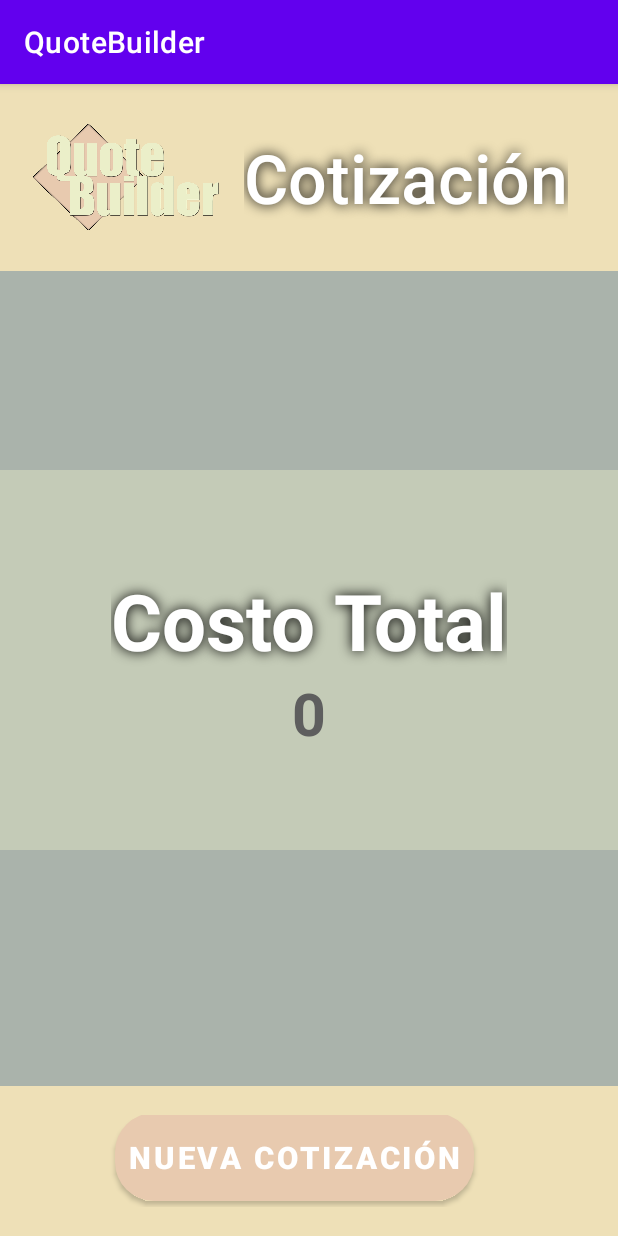
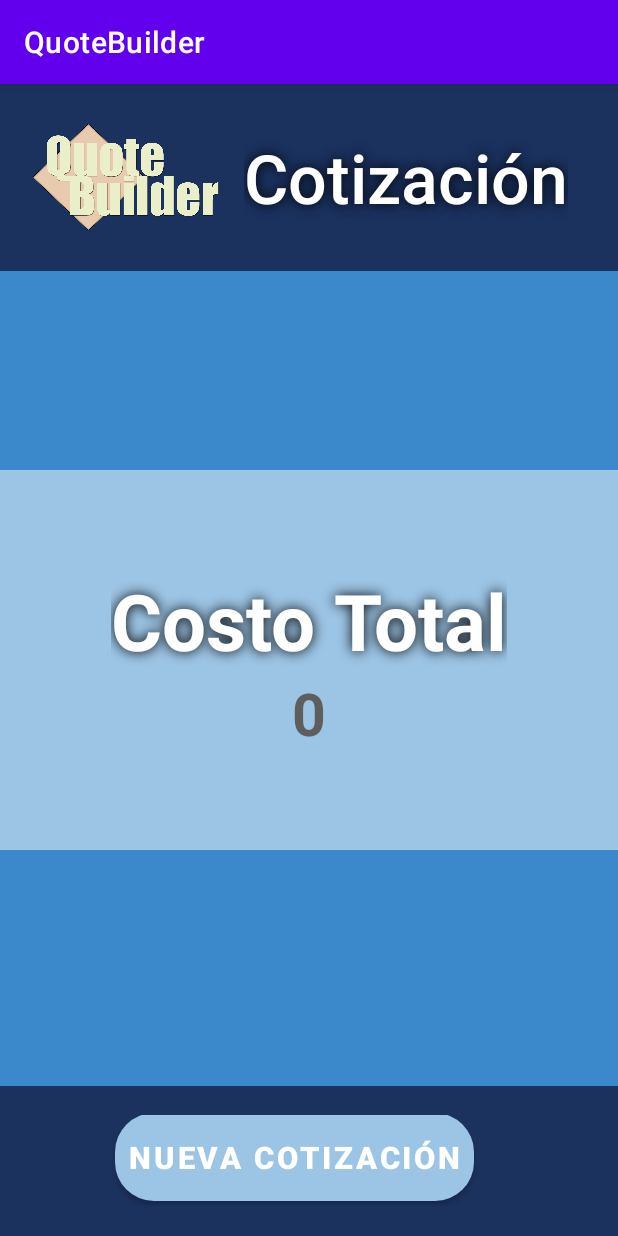
Before and after one commit to JsMendoza13/quote-builder, an Android app: the fragment total shown on its own in the app's theme, on a phone screen of 412 x 824 dp. Run offline under Robolectric (Android 15) with nearby library versions, the light colour scheme and no system bars; our stand-ins replace Firebase (no records; nobody signed in at launch, a user with empty details on screens opened directly), sdp/ssp sizes.

```diff
--- a/app/src/main/res/drawable/background_button.xml
+++ b/app/src/main/res/drawable/background_button.xml
@@ -1,5 +1,5 @@
 <?xml version="1.0" encoding="utf-8"?>
 <shape xmlns:android="http://schemas.android.com/apk/res/android">
     <corners android:radius="@dimen/_20sdp"/>
-    <solid android:color="#e8caaf"/>
+    <solid android:color="#9cc4e4"/>
 </shape>
--- a/app/src/main/res/drawable/img_border.xml
+++ b/app/src/main/res/drawable/img_border.xml
@@ -1,5 +1,5 @@
 <shape xmlns:android="http://schemas.android.com/apk/res/android"
         android:shape="rectangle">
     <corners android:radius="@dimen/_15sdp" />
-    <stroke android:width="@dimen/_2sdp" android:color="#e8caaf" />
+    <stroke android:width="@dimen/_2sdp" android:color="#1b315e" />
 </shape>
--- a/app/src/main/res/layout/fragment_app_introduction.xml
+++ b/app/src/main/res/layout/fragment_app_introduction.xml
@@ -3,7 +3,7 @@
     xmlns:tools="http://schemas.android.com/tools"
     android:layout_width="match_parent"
     android:layout_height="match_parent"
-    android:background="#aab3ab"
+    android:background="#1b315e"
     android:padding="@dimen/_15sdp"
     tools:context=".app_introduction">
 
@@ -18,7 +18,7 @@
         android:layout_width="wrap_content"
         android:layout_height="wrap_content"
         android:text="Continuar"
-        style="@style/button_style"
+        style="@style/button_style2"
         android:layout_alignParentRight="true" />
 
     <TextView
--- a/app/src/main/res/layout/fragment_confirm_reload.xml
+++ b/app/src/main/res/layout/fragment_confirm_reload.xml
@@ -18,7 +18,8 @@
             android:gravity="center"
             android:text="¿Desea rehacer la cotización?"
             android:textSize="@dimen/_30ssp"
-            android:textStyle="bold"/>
+            android:textStyle="bold"
+            android:textColor="@color/white"/>
 
         <Button
             android:id="@+id/yes"
--- a/app/src/main/res/layout/fragment_total.xml
+++ b/app/src/main/res/layout/fragment_total.xml
@@ -4,7 +4,7 @@
     xmlns:tools="http://schemas.android.com/tools"
     android:layout_width="match_parent"
     android:layout_height="match_parent"
-    android:background="#aab3ab"
+    android:background="#3b89ca"
     tools:context=".total">
 
     <LinearLayout
@@ -14,7 +14,7 @@
         android:padding="@dimen/_10sdp"
         android:gravity="center"
         android:layout_alignParentTop="true"
-        android:background="#eee0b7">
+        android:background="#1b315e">
 
         <ImageView
             android:id="@+id/logo"
@@ -48,7 +48,7 @@
         android:layout_width="match_parent"
         android:layout_height="wrap_content"
         android:layout_centerInParent="true"
-        android:background="#c4cbb7"
+        android:background="#9cc4e4"
         android:paddingBottom="@dimen/_50sdp"
         android:paddingTop="@dimen/_50sdp"
         android:gravity="center"
@@ -84,7 +84,7 @@
         android:padding="@dimen/_15sdp"
         android:gravity="center"
         android:layout_alignParentBottom="true"
-        android:background="#eee0b7">
+        android:background="#1b315e">
 
         <Button
             android:id="@+id/newQuoteBuild"
--- a/app/src/main/res/layout/material_card.xml
+++ b/app/src/main/res/layout/material_card.xml
@@ -7,7 +7,7 @@
     android:layout_height="wrap_content"
     android:animateLayoutChanges="true"
     app:cardCornerRadius="@dimen/_15sdp"
-    app:strokeColor="#e8caaf"
+    app:strokeColor="#1b315e"
     app:strokeWidth="@dimen/_2sdp"
     app:cardElevation="@dimen/_4sdp"
     app:cardUseCompatPadding="true">
@@ -16,7 +16,8 @@
         android:layout_width="match_parent"
         android:layout_height="wrap_content"
         android:animateLayoutChanges="true"
-        android:orientation="vertical">
+        android:orientation="vertical"
+        android:background="#e9f2f8">
 
         <RelativeLayout
             android:layout_width="match_parent"
--- a/app/src/main/res/values/styles.xml
+++ b/app/src/main/res/values/styles.xml
@@ -2,7 +2,7 @@
 <resources>
     <style name="button_style">
         <item name="android:background">@drawable/background_button</item>
-        <item name="backgroundTint">#e8caaf</item>
+        <item name="backgroundTint">#9cc4e4</item>
         <item name="android:textSize">@dimen/_16ssp</item>
         <item name="android:padding">@dimen/_7sdp</item>
         <item name="android:textColor">@color/white</item>
```
Also changed, not shown: app/src/main/res/layout/fragment_cards.xml (+4 -3 lines).
